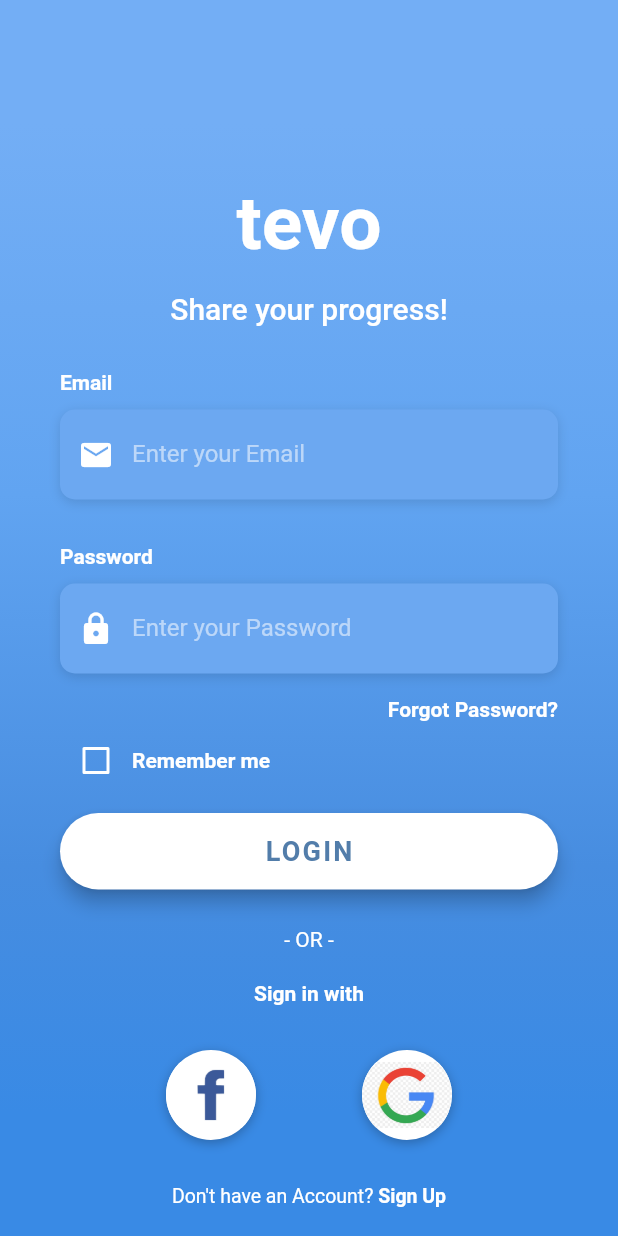
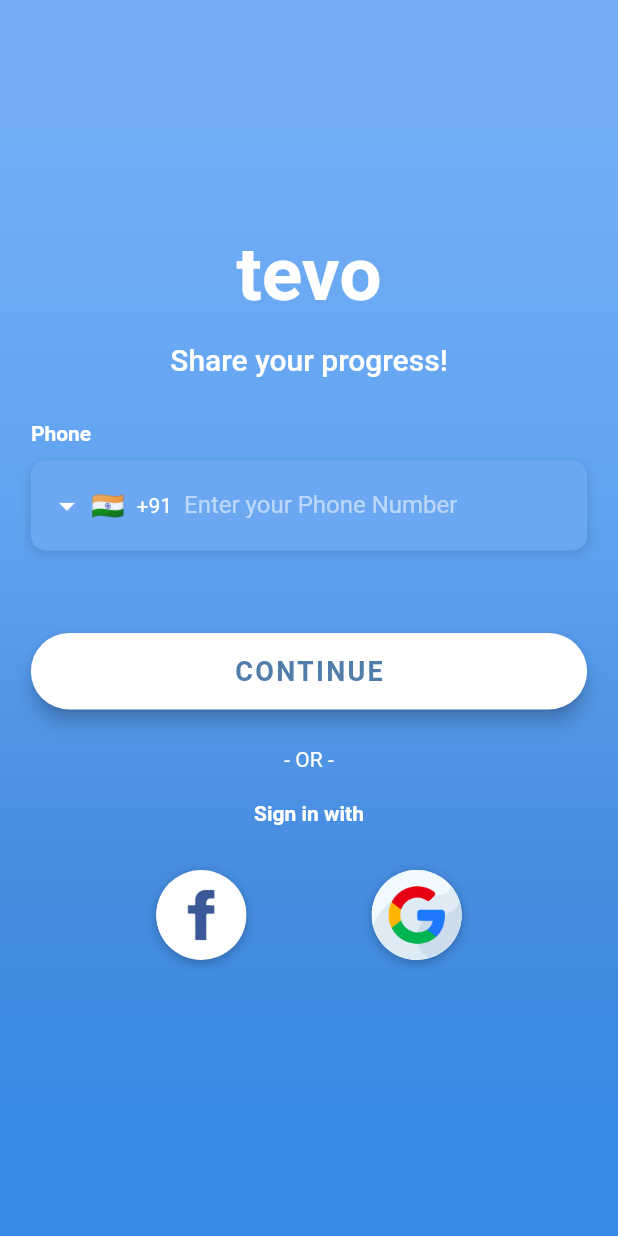
Before and after one commit to yatendra2001/Tevo-SIH-2022-Winner, a Flutter app: the screen it shows after launch, on a phone screen of 412 x 824 dp. Run offline on Flutter 3.47's test engine with Material 2 defaults, Android fonts, the phone set to English and light mode, and no system bars; drawn by our look-alikes of intl_phone_field; our stand-ins replace bloc, cached_network_image, cloud_firestore, equatable, firebase_auth, firebase_core and 8 more; missing offline and left inert: enum_to_string, flutter_facebook_auth; accounts and stored records are empty; Roboto replaces fonts that are missing (OpenSans).

Commit message:
whole ui fix

```diff
--- a/lib/main.dart
+++ b/lib/main.dart
@@ -9,6 +9,7 @@ import 'package:tevo/blocs/simple_bloc_observer.dart';
 import 'package:tevo/config/custom_router.dart';
 import 'package:tevo/cubits/cubits.dart';
 import 'package:tevo/repositories/repositories.dart';
+import 'package:tevo/screens/login/cubit/login_cubit.dart';
 import 'package:tevo/screens/screens.dart';
 
 void main() async {
@@ -55,6 +56,10 @@ class MyApp extends StatelessWidget {
               authBloc: context.read<AuthBloc>(),
             ),
           ),
+          BlocProvider<LoginCubit>(
+            create: (context) =>
+                LoginCubit(authRepository: context.read<AuthRepository>()),
+          ),
         ],
         child: MaterialApp(
           navigatorKey: navigatorKey,
--- a/lib/repositories/auth/base_auth_repository.dart
+++ b/lib/repositories/auth/base_auth_repository.dart
@@ -1,4 +1,5 @@
 import 'package:firebase_auth/firebase_auth.dart' as auth;
+import 'package:google_sign_in/google_sign_in.dart';
 
 abstract class BaseAuthRepository {
   Stream<auth.User?> get user;
@@ -11,5 +12,14 @@ abstract class BaseAuthRepository {
     required String email,
     required String password,
   });
+
+  Future<GoogleSignInAccount> signInByGoogle();
+
+  Future<bool> sendOTP({required String phone});
+
+  Future<auth.UserCredential> verifyOTP({required String otp});
+
+  Future<bool> checkUserDataExists({required String userId});
+
   Future<void> logOut();
 }
--- a/lib/screens/login/cubit/login_state.dart
+++ b/lib/screens/login/cubit/login_state.dart
@@ -7,6 +7,7 @@ class LoginState extends Equatable {
   final String password;
   final LoginStatus status;
   final Failure failure;
+  final bool isDataEmpty;
 
   bool get isFormValid => email.isNotEmpty && password.isNotEmpty;
 
@@ -15,6 +16,7 @@ class LoginState extends Equatable {
     required this.password,
     required this.status,
     required this.failure,
+    required this.isDataEmpty,
   });
 
   factory LoginState.initial() {
@@ -23,6 +25,7 @@ class LoginState extends Equatable {
       password: '',
       status: LoginStatus.initial,
       failure: const Failure(),
+      isDataEmpty: false,
     );
   }
 
@@ -30,19 +33,21 @@ class LoginState extends Equatable {
   bool get stringify => true;
 
   @override
-  List<Object?> get props => [email, password, status, failure];
+  List<Object?> get props => [email, password, status, failure, isDataEmpty];
 
   LoginState copyWith({
     String? email,
     String? password,
     LoginStatus? status,
     Failure? failure,
+    bool? isDataEmpty,
   }) {
     return LoginState(
       email: email ?? this.email,
       password: password ?? this.password,
       status: status ?? this.status,
       failure: failure ?? this.failure,
+      isDataEmpty: isDataEmpty ?? this.isDataEmpty,
     );
   }
 }
--- a/lib/screens/login/login_screen.dart
+++ b/lib/screens/login/login_screen.dart
@@ -8,8 +8,11 @@
 import 'package:flutter/material.dart';
 import 'package:flutter/services.dart';
 import 'package:flutter_bloc/flutter_bloc.dart';
+import 'package:intl_phone_field/intl_phone_field.dart';
+import 'package:sms_autofill/sms_autofill.dart';
 import 'package:tevo/repositories/repositories.dart';
-
+import 'package:flutter_facebook_auth/flutter_facebook_auth.dart'
+    as facebook_auth;
 import '../../widgets/widgets.dart';
 import 'cubit/login_cubit.dart';
 
@@ -34,6 +37,14 @@ class LoginScreen extends StatefulWidget {
 }
 
 class _LoginScreenState extends State<LoginScreen> {
+  @override
+  void initState() {
+    SmsAutoFill().listenForCode();
+    super.initState();
+  }
+
+  String? mobileNumber;
+  String? otp;
   final kHintTextStyle = const TextStyle(
     color: Colors.white54,
     fontFamily: 'OpenSans',
@@ -57,36 +68,48 @@ class _LoginScreenState extends State<LoginScreen> {
     ],
   );
 
-  bool _rememberMe = false;
-
-  Widget _buildEmailTF() {
+  Widget _buildPhoneTF() {
     return Column(
       crossAxisAlignment: CrossAxisAlignment.start,
       children: <Widget>[
         Text(
-          'Email',
+          'Phone',
           style: kLabelStyle,
         ),
-        SizedBox(height: 10.0),
+        const SizedBox(height: 10.0),
         Container(
           alignment: Alignment.centerLeft,
           decoration: kBoxDecorationStyle,
           height: 60.0,
-          child: TextField(
-            keyboardType: TextInputType.emailAddress,
-            style: TextStyle(
+          child: Padding(
+            padding: const EdgeInsets.symmetric(horizontal: 8.0),
+            child: IntlPhoneField(
+              style: const TextStyle(
                 color: Colors.white,
                 fontFamily: 'OpenSans',
               ),
+              dropdownTextStyle: const TextStyle(color: Colors.white),
+              dropdownIcon: const Icon(
+                Icons.arrow_drop_down,
+                color: Colors.white,
+              ),
+              initialCountryCode: 'IN',
+              disableLengthCheck: true,
+              onChanged: (value) {
+                setState(() {
+                  mobileNumber = value.completeNumber;
+                });
+              },
               decoration: InputDecoration(
                 border: InputBorder.none,
-              contentPadding: EdgeInsets.only(top: 14.0),
-              prefixIcon: Icon(
-                Icons.email,
+                contentPadding: const EdgeInsets.only(top: 14.0),
+                prefixIcon: const Icon(
+                  Icons.phone,
                   color: Colors.white,
                 ),
-              hintText: 'Enter your Email',
+                hintText: 'Enter your Phone Number',
                 hintStyle: kHintTextStyle,
+              ),
             ),
           ),
         ),
@@ -94,83 +117,7 @@ class _LoginScreenState extends State<LoginScreen> {
     );
   }
 
-  Widget _buildPasswordTF() {
-    return Column(
-      crossAxisAlignment: CrossAxisAlignment.start,
-      children: <Widget>[
-        Text(
-          'Password',
-          style: kLabelStyle,
-        ),
-        SizedBox(height: 10.0),
-        Container(
-          alignment: Alignment.centerLeft,
-          decoration: kBoxDecorationStyle,
-          height: 60.0,
-          child: TextField(
-            obscureText: true,
-            style: const TextStyle(
-              color: Colors.white,
-              fontFamily: 'OpenSans',
-            ),
-            decoration: InputDecoration(
-              border: InputBorder.none,
-              contentPadding: EdgeInsets.only(top: 14.0),
-              prefixIcon: const Icon(
-                Icons.lock,
-                color: Colors.white,
-              ),
-              hintText: 'Enter your Password',
-              hintStyle: kHintTextStyle,
-            ),
-          ),
-        ),
-      ],
-    );
-  }
-
-  Widget _buildForgotPasswordBtn() {
-    return Container(
-      alignment: Alignment.centerRight,
-      child: TextButton(
-        onPressed: () => print('Forgot Password Button Pressed'),
-        style: TextButton.styleFrom(padding: EdgeInsets.only(right: 0.0)),
-        child: Text(
-          'Forgot Password?',
-          style: kLabelStyle,
-        ),
-      ),
-    );
-  }
-
-  Widget _buildRememberMeCheckbox() {
-    return Container(
-      height: 20.0,
-      child: Row(
-        children: <Widget>[
-          Theme(
-            data: ThemeData(unselectedWidgetColor: Colors.white),
-            child: Checkbox(
-              value: _rememberMe,
-              checkColor: Colors.green,
-              activeColor: Colors.white,
-              onChanged: (value) {
-                setState(() {
-                  _rememberMe = value!;
-                });
-              },
-            ),
-          ),
-          Text(
-            'Remember me',
-            style: kLabelStyle,
-          ),
-        ],
-      ),
-    );
-  }
-
-  Widget _buildLoginBtn() {
+  Widget _buildContinueBtn() {
     return Container(
       padding: const EdgeInsets.symmetric(vertical: 25.0),
       width: double.infinity,
@@ -182,9 +129,14 @@ class _LoginScreenState extends State<LoginScreen> {
               borderRadius: BorderRadius.circular(30.0),
             ),
             primary: Colors.white),
-        onPressed: () => print('Login Button Pressed'),
+        onPressed: () {
+          BlocProvider.of<LoginCubit>(context)
+              .sendOtpOnPhone(phone: mobileNumber!);
+          _otpBottomSheet(context);
+          print('Login Button Pressed');
+        },
         child: const Text(
-          'LOGIN',
+          'CONTINUE',
           style: TextStyle(
             color: Color(0xFF527DAA),
             letterSpacing: 1.5,
@@ -195,6 +147,83 @@ class _LoginScreenState extends State<LoginScreen> {
         ),
       ),
     );
+  }
+
+  void _otpBottomSheet(context) {
+    showModalBottomSheet(
+        shape: const RoundedRectangleBorder(
+            borderRadius: BorderRadius.vertical(top: Radius.circular(25.0))),
+        backgroundColor: Color(0xFF478DE0),
+        isScrollControlled: true,
+        context: context,
+        builder: (context) {
+          return BlocListener<LoginCubit, LoginState>(
+            listener: (context, state) {
+              if (state.status == LoginStatus.submitting) {
+                child:
+                const Center(child: CircularProgressIndicator());
+              }
+            },
+            child: Padding(
+              padding: MediaQuery.of(context).viewInsets,
+              child: Wrap(
+                children: [
+                  Padding(
+                    padding: const EdgeInsets.all(18.0),
+                    child: PinFieldAutoFill(
+                      autoFocus: true,
+                      keyboardType: TextInputType.number,
+                      decoration: const UnderlineDecoration(
+                        textStyle: TextStyle(fontSize: 20, color: Colors.white),
+                        colorBuilder: FixedColorBuilder(Colors.white),
+                        lineStrokeCap: StrokeCap.square,
+                      ),
+                      currentCode: otp,
+                      onCodeSubmitted: (code) {},
+                      onCodeChanged: (code) {
+                        if (code!.length == 6) {
+                          otp = code;
+                          BlocProvider.of<LoginCubit>(context)
+                              .verifyOtp(otp: otp!);
+                          FocusScope.of(context).requestFocus(FocusNode());
+                        }
+                      },
+                    ),
+                  ),
+                  Padding(
+                    padding: const EdgeInsets.all(12.0),
+                    child: Center(
+                      child: ElevatedButton(
+                        style: ElevatedButton.styleFrom(
+                            elevation: 5.0,
+                            padding: const EdgeInsets.all(15.0),
+                            shape: RoundedRectangleBorder(
+                              borderRadius: BorderRadius.circular(10.0),
+                            ),
+                            primary: Colors.white),
+                        onPressed: () {
+                          BlocProvider.of<LoginCubit>(context)
+                              .verifyOtp(otp: otp!);
+                          print('Login Button Pressed');
+                        },
+                        child: const Text(
+                          'Verify OTP',
+                          style: TextStyle(
+                            color: Color(0xFF527DAA),
+                            letterSpacing: 1.5,
+                            fontSize: 18.0,
+                            fontWeight: FontWeight.bold,
+                            fontFamily: 'OpenSans',
+                          ),
+                        ),
+                      ),
+                    ),
+                  ),
+                ],
+              ),
+            ),
+          );
+        });
   }
 
   Widget _buildSignInWithText() {
@@ -247,46 +276,35 @@ class _LoginScreenState extends State<LoginScreen> {
         mainAxisAlignment: MainAxisAlignment.spaceEvenly,
         children: <Widget>[
           _buildSocialBtn(
-            () => print('Login with Facebook'),
+            () async {
+              final facebook_auth.LoginResult result = await facebook_auth
+                  .FacebookAuth.instance
+                  .login(); // by default we request the email and the public profile
+// or FacebookAuth.i.login()
+              if (result.status == LoginStatus.success) {
+                // you are logged
+                final facebook_auth.AccessToken accessToken =
+                    result.accessToken!;
+              } else {
+                print(result.status);
+                print(result.message);
+              }
+              print('Login with Facebook');
+            },
             const AssetImage(
               'assets/icons/facebook.jpeg',
             ),
           ),
           _buildSocialBtn(
-            () => print('Login with Google'),
+            () {
+              BlocProvider.of<LoginCubit>(context).logInWithGoogle();
+              print('Login with Google');
+            },
             const AssetImage(
-              'assets/icons/google.jpeg',
+              'assets/icons/google.png',
             ),
           ),
         ],
-      ),
-    );
-  }
-
-  Widget _buildSignupBtn() {
-    return GestureDetector(
-      onTap: () => print('Sign Up Button Pressed'),
-      child: RichText(
-        text: const TextSpan(
-          children: [
-            TextSpan(
-              text: 'Don\'t have an Account? ',
-              style: TextStyle(
-                color: Colors.white,
-                fontSize: 13.0,
-                fontWeight: FontWeight.w400,
-              ),
-            ),
-            TextSpan(
-              text: 'Sign Up',
-              style: TextStyle(
-                color: Colors.white,
-                fontSize: 13.0,
-                fontWeight: FontWeight.bold,
-              ),
-            ),
-          ],
-        ),
       ),
     );
   }
@@ -327,14 +345,10 @@ class _LoginScreenState extends State<LoginScreen> {
                       ),
                     ),
                   ),
-                  Container(
+                  Center(
+                    child: SizedBox(
                       height: double.infinity,
-                    child: SingleChildScrollView(
-                      physics: const AlwaysScrollableScrollPhysics(),
-                      padding: const EdgeInsets.symmetric(
-                        horizontal: 40.0,
-                        vertical: 120.0,
-                      ),
+                      width: MediaQuery.of(context).size.width * 0.9,
                       child: Column(
                         mainAxisAlignment: MainAxisAlignment.center,
                         children: <Widget>[
@@ -360,17 +374,13 @@ class _LoginScreenState extends State<LoginScreen> {
                             ),
                           ),
                           const SizedBox(height: 30.0),
-                          _buildEmailTF(),
+                          _buildPhoneTF(),
                           const SizedBox(
                             height: 30.0,
                           ),
-                          _buildPasswordTF(),
-                          _buildForgotPasswordBtn(),
-                          _buildRememberMeCheckbox(),
-                          _buildLoginBtn(),
+                          _buildContinueBtn(),
                           _buildSignInWithText(),
                           _buildSocialBtnRow(),
-                          _buildSignupBtn(),
                         ],
                       ),
                     ),
@@ -384,130 +394,3 @@ class _LoginScreenState extends State<LoginScreen> {
     );
   }
 }
-
-
-
-
-// class LoginScreen extends StatelessWidget {
-//   static const String routeName = '/login';
-
-//   static Route route() {
-//     return PageRouteBuilder(
-//       settings: const RouteSettings(name: routeName),
-//       transitionDuration: const Duration(seconds: 0),
-//       pageBuilder: (context, _, __) => BlocProvider<LoginCubit>(
-//         create: (_) =>
-//             LoginCubit(authRepository: context.read<AuthRepository>()),
-//         child: LoginScreen(),
-//       ),
-//     );
-//   }
-
-//   final GlobalKey<FormState> _formKey = GlobalKey<FormState>();
-
-//   @override
-//   Widget build(BuildContext context) {
-//     return WillPopScope(
-//       onWillPop: () async => false,
-//       child: GestureDetector(
-//         onTap: () => FocusScope.of(context).unfocus(),
-//         child: BlocConsumer<LoginCubit, LoginState>(
-//           listener: (context, state) {
-//             if (state.status == LoginStatus.error) {
-//               showDialog(
-//                 context: context,
-//                 builder: (context) =>
-//                     ErrorDialog(content: state.failure.message),
-//               );
-//             }
-//           },
-//           builder: (context, state) {
-//             return Scaffold(
-//               resizeToAvoidBottomInset: false,
-//               body: Center(
-//                 child: Padding(
-//                   padding: const EdgeInsets.all(24.0),
-//                   child: Card(
-//                     color: Colors.white,
-//                     child: Padding(
-//                       padding: const EdgeInsets.all(24.0),
-//                       child: Form(
-//                         key: _formKey,
-//                         child: Column(
-//                           mainAxisAlignment: MainAxisAlignment.center,
-//                           crossAxisAlignment: CrossAxisAlignment.stretch,
-//                           mainAxisSize: MainAxisSize.min,
-//                           children: [
-//                             const Text(
-//                               'Instagram',
-//                               style: TextStyle(
-//                                 fontSize: 28.0,
-//                                 fontWeight: FontWeight.bold,
-//                               ),
-//                               textAlign: TextAlign.center,
-//                             ),
-//                             const SizedBox(height: 12.0),
-//                             TextFormField(
-//                               decoration: InputDecoration(hintText: 'Email'),
-//                               onChanged: (value) => context
-//                                   .read<LoginCubit>()
-//                                   .emailChanged(value),
-//                               validator: (value) => !value!.contains('@')
-//                                   ? 'Please enter a valid email.'
-//                                   : null,
-//                             ),
-//                             const SizedBox(height: 16.0),
-//                             TextFormField(
-//                               decoration: InputDecoration(hintText: 'Password'),
-//                               obscureText: true,
-//                               onChanged: (value) => context
-//                                   .read<LoginCubit>()
-//                                   .passwordChanged(value),
-//                               validator: (value) => value!.length < 6
-//                                   ? 'Must be at least 6 characters.'
-//                                   : null,
-//                             ),
-//                             const SizedBox(height: 28.0),
-//                             ElevatedButton(
-//                               style: ElevatedButton.styleFrom(
-//                                 primary: Theme.of(context).primaryColor,
-//                                 textStyle: const TextStyle(color: Colors.white),
-//                               ),
-//                               onPressed: () => _submitForm(
-//                                 context,
-//                                 state.status == LoginStatus.submitting,
-//                               ),
-//                               child: const Text('Log In'),
-//                             ),
-//                             const SizedBox(height: 12.0),
-//                             ElevatedButton(
-//                               style: ElevatedButton.styleFrom(
-//                                 primary: Colors.grey[200],
-//                               ),
-//                               onPressed: () => Navigator.of(context)
-//                                   .pushNamed(SignupScreen.routeName),
-//                               child: const Text(
-//                                 'No account? Sign up',
-//                                 style: TextStyle(color: Colors.black),
-//                               ),
-//                             ),
-//                           ],
-//                         ),
-//                       ),
-//                     ),
-//                   ),
-//                 ),
-//               ),
-//             );
-//           },
-//         ),
-//       ),
-//     );
-//   }
-
-//   void _submitForm(BuildContext context, bool isSubmitting) {
-//     if (_formKey.currentState!.validate() && !isSubmitting) {
-//       context.read<LoginCubit>().logInWithCredentials();
-//     }
-//   }
-// }
--- a/pubspec.yaml
+++ b/pubspec.yaml
@@ -54,6 +54,10 @@ dependencies:
   timeago: ^3.1.0
   uuid: ^3.0.5
   flutter_countdown_timer: ^4.1.0
+  sms_autofill: ^2.2.0
+  google_sign_in: ^5.2.4
+  intl_phone_field: ^3.1.0
+  flutter_facebook_auth: ^4.1.2
 
 dev_dependencies:
   flutter_test:
```
Also changed, not shown: lib/repositories/auth/auth_repository.dart (+64 -0 lines), lib/screens/login/cubit/login_cubit.dart (+44 -0 lines), assets/icons/google.png (added), pubspec.lock, 4 other files. Lines whose indentation alone changed are shown as unchanged.
